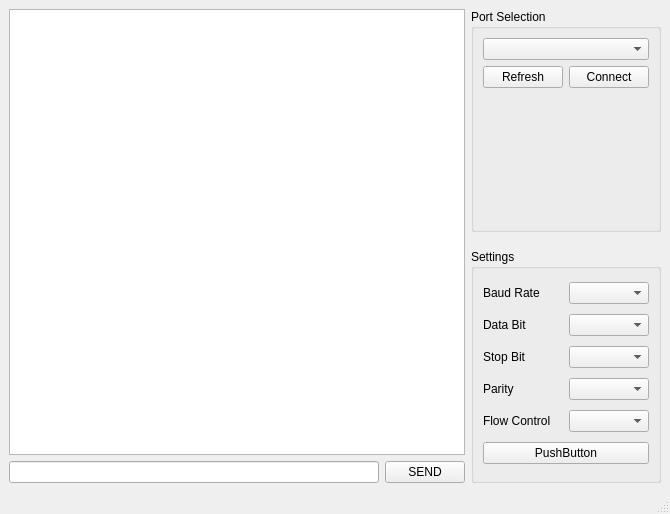
This is mainwindow.ui in erguvann/serial_port_com as Qt 5 draws it before an edit. The edited form follows.
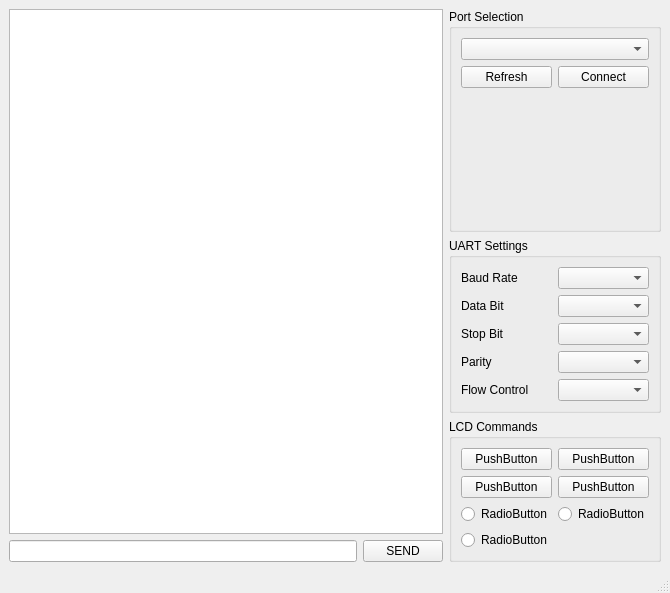
This is the edited form.

Patch:
```diff
--- a/mainwindow.ui
+++ b/mainwindow.ui
@@ -93,7 +93,7 @@
       <item>
        <widget class="QGroupBox" name="groupBox_2">
         <property name="title">
-         <string>Settings</string>
+         <string>UART Settings</string>
         </property>
         <layout class="QVBoxLayout" name="verticalLayout_4">
          <item>
@@ -184,10 +184,92 @@
            </item>
           </layout>
          </item>
+        </layout>
+       </widget>
+      </item>
+      <item>
+       <widget class="QGroupBox" name="groupBox_3">
+        <property name="title">
+         <string>LCD Commands</string>
+        </property>
+        <layout class="QVBoxLayout" name="verticalLayout_6">
          <item>
-          <widget class="QPushButton" name="applyButton">
+          <layout class="QVBoxLayout" name="verticalLayout_5">
+           <item>
+            <layout class="QHBoxLayout" name="horizontalLayout_10">
+             <item>
+              <widget class="QPushButton" name="pushButton_4">
+               <property name="text">
+                <string>PushButton</string>
+               </property>
+              </widget>
+             </item>
+             <item>
+              <widget class="QPushButton" name="pushButton_3">
+               <property name="text">
+                <string>PushButton</string>
+               </property>
+              </widget>
+             </item>
+            </layout>
+           </item>
+           <item>
+            <layout class="QHBoxLayout" name="horizontalLayout_9">
+             <item>
+              <widget class="QPushButton" name="pushButton_2">
+               <property name="text">
+                <string>PushButton</string>
+               </property>
+              </widget>
+             </item>
+             <item>
+              <widget class="QPushButton" name="pushButton">
+               <property name="text">
+                <string>PushButton</string>
+               </property>
+              </widget>
+             </item>
+            </layout>
+           </item>
+          </layout>
+         </item>
+         <item>
+          <layout class="QHBoxLayout" name="horizontalLayout_11">
+           <item>
+            <widget class="QRadioButton" name="radioButton_3">
+             <property name="enabled">
+              <bool>true</bool>
+             </property>
+             <property name="sizePolicy">
+              <sizepolicy hsizetype="Minimum" vsizetype="Fixed">
+               <horstretch>0</horstretch>
+               <verstretch>0</verstretch>
+              </sizepolicy>
+             </property>
+             <property name="minimumSize">
+              <size>
+               <width>0</width>
+               <height>0</height>
+              </size>
+             </property>
+             <property name="text">
+              <string>RadioButton</string>
+             </property>
+            </widget>
+           </item>
+           <item>
+            <widget class="QRadioButton" name="radioButton_2">
+             <property name="text">
+              <string>RadioButton</string>
+             </property>
+            </widget>
+           </item>
+          </layout>
+         </item>
+         <item>
+          <widget class="QRadioButton" name="radioButton">
            <property name="text">
-            <string>PushButton</string>
+            <string>RadioButton</string>
            </property>
           </widget>
          </item>
```
